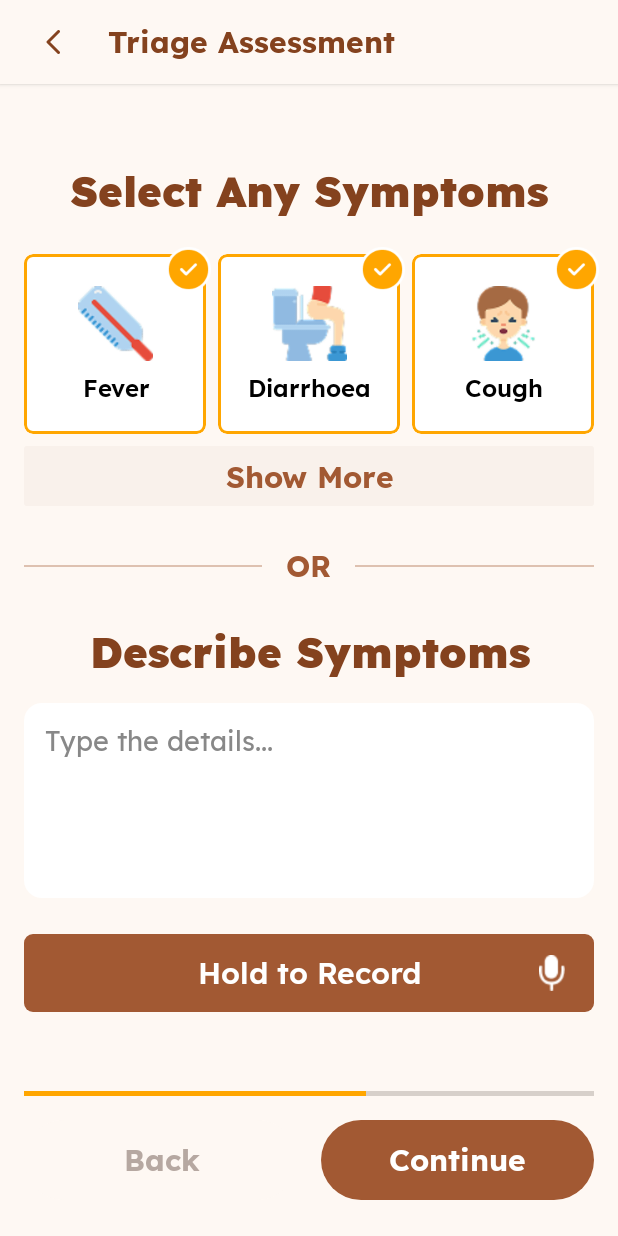
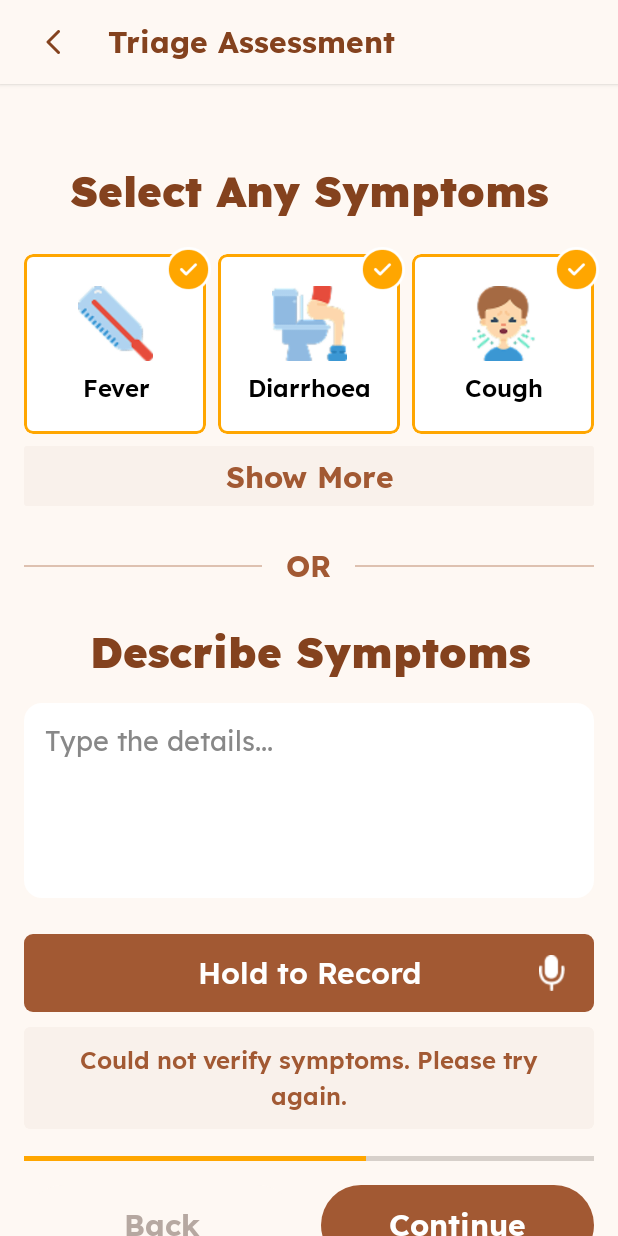
Before and after one commit to Sondnn/Swin-Smart-Adaptive-Clinical-Assistant-SACA-, an Android app built with Jetpack Compose: the SymptomQuestionScreen screen opened through its navigation route, after a tap on "Continue", on a phone screen of 412 x 824 dp. Run offline under Robolectric (Android 15) with nearby library versions, the light colour scheme and no system bars; Roboto replaces fonts that are not available here; 3 other taps on this screen came first.

Commit message:
fix: update error message in symptom question screen

```diff
--- a/android/app/src/main/java/com/saca/smartadaptiveclinicalassistant/presentation/triage_form/SymptomQuestionScreen.kt
+++ b/android/app/src/main/java/com/saca/smartadaptiveclinicalassistant/presentation/triage_form/SymptomQuestionScreen.kt
@@ -219,6 +219,16 @@ fun SymptomQuestionScreen(
                 ErrorMessage(text = stringResource(messageResId))
             }
 
+            triageFormViewModel.extractSymptomsErrorResId?.let { messageResId ->
+                Spacer(modifier = Modifier.height(10.dp))
+                ErrorMessage(text = stringResource(messageResId))
+            }
+
+            if (triageFormViewModel.shouldShowSymptomError) {
+                Spacer(modifier = Modifier.height(10.dp))
+                ErrorMessage(text = stringResource(R.string.triage_form_symptom_validation_error))
+            }
+
             Spacer(modifier = Modifier.height(18.dp))
             Spacer(modifier = Modifier.weight(1f))
 
@@ -238,23 +248,6 @@ fun SymptomQuestionScreen(
                         }
                     }
                 },
-            )
-        }
-
-        if (triageFormViewModel.shouldShowExtractSymptomsDialog) {
-            AlertDialog(
-                onDismissRequest = triageFormViewModel::dismissExtractSymptomsDialog,
-                title = {
-                    Text(text = stringResource(R.string.triage_form_symptom_extract_empty_title))
-                },
-                text = {
-                    Text(text = stringResource(R.string.triage_form_symptom_extract_empty_message))
-                },
-                confirmButton = {
-                    TextButton(onClick = triageFormViewModel::dismissExtractSymptomsDialog) {
-                        Text(text = stringResource(R.string.triage_form_symptom_extract_empty_confirm))
-                    }
-                }
             )
         }
     }
--- a/android/app/src/main/java/com/saca/smartadaptiveclinicalassistant/presentation/triage_form/TriageFormViewModel.kt
+++ b/android/app/src/main/java/com/saca/smartadaptiveclinicalassistant/presentation/triage_form/TriageFormViewModel.kt
@@ -4,6 +4,7 @@ import androidx.annotation.StringRes
 import androidx.compose.runtime.getValue
 import androidx.compose.runtime.mutableStateOf
 import androidx.compose.runtime.setValue
+import androidx.compose.ui.res.stringResource
 import androidx.lifecycle.ViewModel
 import androidx.lifecycle.viewModelScope
 import com.saca.smartadaptiveclinicalassistant.R
@@ -103,9 +104,6 @@ class TriageFormViewModel(
     var extractSymptomsErrorResId: Int? by mutableStateOf(null)
         private set
 
-    var shouldShowExtractSymptomsDialog: Boolean by mutableStateOf(false)
-        private set
-
     private var extractedSymptomsFromBackend: List<String> by mutableStateOf(emptyList())
 
     var selectedSeverityOptionId: String? by mutableStateOf(null)
@@ -156,11 +154,6 @@ class TriageFormViewModel(
 
     fun clearExtractSymptomsError() {
         extractSymptomsErrorResId = null
-    }
-
-    fun dismissExtractSymptomsDialog() {
-        shouldShowExtractSymptomsDialog = false
-        clearExtractSymptomsError()
     }
 
     fun hideSymptomErrorIfExists() {
@@ -264,7 +257,6 @@ class TriageFormViewModel(
         }
 
         isExtractingSymptoms = true
-        dismissExtractSymptomsDialog()
 
         return try {
             val result = extractSymptomsUseCase(
@@ -276,7 +268,7 @@ class TriageFormViewModel(
             result.fold(
                 onSuccess = { extractedSymptoms ->
                     if (extractedSymptoms.isEmpty()) {
-                        shouldShowExtractSymptomsDialog = true
+                        extractSymptomsErrorResId = R.string.triage_form_symptom_extract_empty_message
                         return@fold false
                     }
 
@@ -327,6 +319,5 @@ class TriageFormViewModel(
         recordingErrorResId = null
         extractSymptomsErrorResId = null
         shouldShowSymptomError = false
-        shouldShowExtractSymptomsDialog = false
     }
 }
```
